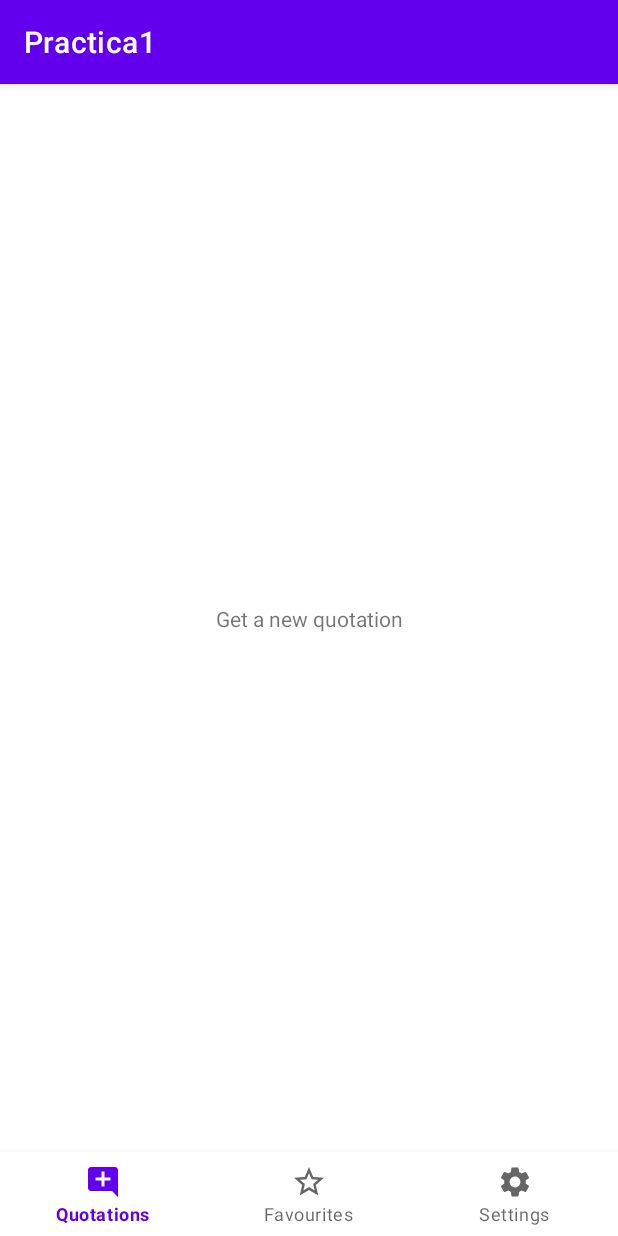
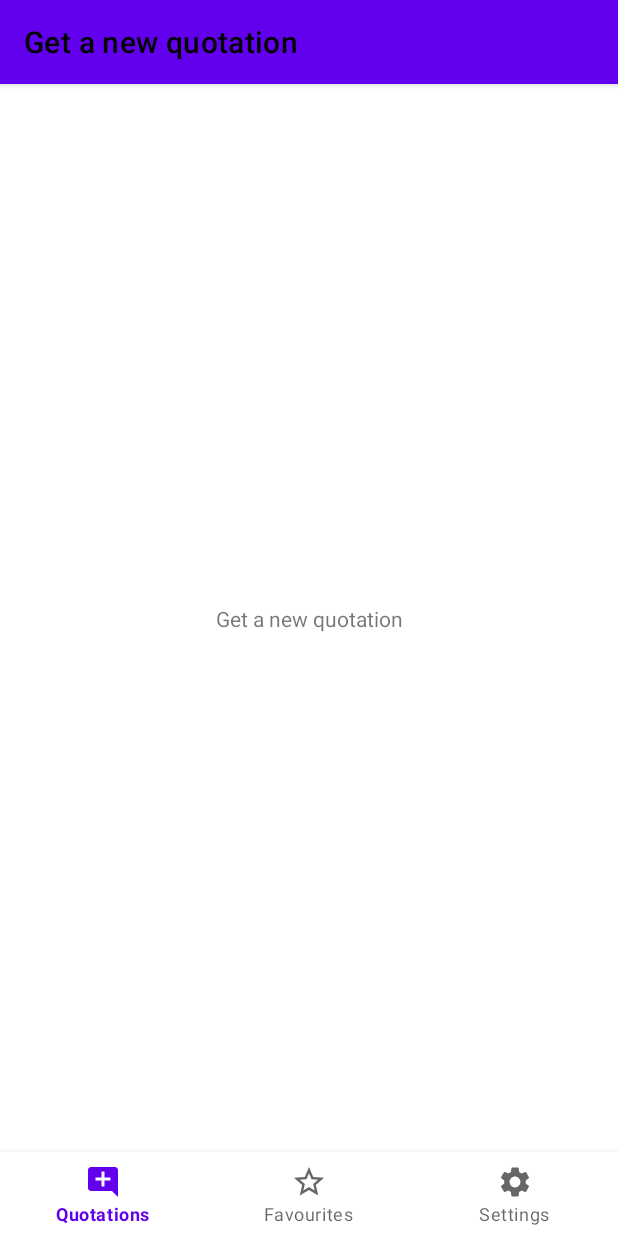
Before and after one commit to ZhuGH333/Pract1, an Android app: the screen it shows after launch (MainActivity), on a phone screen of 412 x 824 dp. Run offline under Robolectric (Android 15) with nearby library versions, the light colour scheme and no system bars; our stand-ins replace navigation-ui.

Commit message:
Ejercicio 4

```diff
--- a/app/src/main/java/dadm/zyang/practica1/ui/MainActivity.kt
+++ b/app/src/main/java/dadm/zyang/practica1/ui/MainActivity.kt
@@ -3,7 +3,10 @@ package dadm.zyang.practica1.ui
 import androidx.appcompat.app.AppCompatActivity
 import android.os.Bundle
 import androidx.navigation.fragment.NavHostFragment
+import androidx.navigation.ui.AppBarConfiguration
+import androidx.navigation.ui.setupActionBarWithNavController
 import androidx.navigation.ui.setupWithNavController
+import dadm.zyang.practica1.R
 import dadm.zyang.practica1.databinding.ActivityMainBinding
 
 class MainActivity : AppCompatActivity() {
@@ -14,5 +17,11 @@ class MainActivity : AppCompatActivity() {
 
         val navController = binding.fragmentContainer.getFragment<NavHostFragment>().navController
         binding.bnNavigation.setupWithNavController(navController)
+
+        setSupportActionBar(binding.idMaterialTool)
+        var appBarConfig = AppBarConfiguration(setOf(R.id.newQuotationFragment, R.id.favouritesFragment, R.id.settingsFragments)  )
+        setupActionBarWithNavController(navController, appBarConfig)
+
+
     }
 }
--- a/app/src/main/res/layout/activity_main.xml
+++ b/app/src/main/res/layout/activity_main.xml
@@ -1,11 +1,35 @@
 <?xml version="1.0" encoding="utf-8"?>
-<androidx.constraintlayout.widget.ConstraintLayout xmlns:android="http://schemas.android.com/apk/res/android"
+<androidx.coordinatorlayout.widget.CoordinatorLayout xmlns:android="http://schemas.android.com/apk/res/android"
     xmlns:app="http://schemas.android.com/apk/res-auto"
     xmlns:tools="http://schemas.android.com/tools"
     android:layout_width="match_parent"
     android:layout_height="match_parent"
     tools:context=".ui.MainActivity">
 
+
+    <androidx.constraintlayout.widget.ConstraintLayout
+        android:layout_width="match_parent"
+        android:layout_height="match_parent">
+    <com.google.android.material.appbar.AppBarLayout
+        android:id="@+id/idAppBarLayout"
+        android:layout_width="0dp"
+        android:layout_height="wrap_content"
+        android:fitsSystemWindows="true"
+        app:layout_constraintTop_toTopOf="parent"
+        app:layout_constraintStart_toStartOf="parent"
+        app:layout_constraintEnd_toEndOf="parent"
+        app:layout_constraintBottom_toTopOf="@+id/fragmentContainer"
+        >
+        <com.google.android.material.appbar.MaterialToolbar
+            android:id="@+id/idMaterialTool"
+            android:layout_width="match_parent"
+            android:layout_height="?attr/actionBarSize"
+            app:titleTextColor="@color/black"
+            app:layout_constraintTop_toTopOf="parent"
+            app:layout_constraintStart_toStartOf="parent"
+            app:layout_constraintEnd_toEndOf="parent"
+            app:layout_constraintBottom_toTopOf="parent"
+            /></com.google.android.material.appbar.AppBarLayout>
     <com.google.android.material.bottomnavigation.BottomNavigationView
         android:id="@+id/bnNavigation"
         android:layout_width="0dp"
@@ -16,11 +40,12 @@
         app:layout_constraintBottom_toBottomOf="parent"
         app:menu="@menu/menu_navigation"
         />
+
     <androidx.fragment.app.FragmentContainerView
         android:id="@+id/fragmentContainer"
         android:layout_width="0dp"
         android:layout_height="0dp"
-        app:layout_constraintTop_toTopOf="parent"
+        app:layout_constraintTop_toBottomOf="@+id/idAppBarLayout"
         app:layout_constraintEnd_toEndOf="parent"
         app:layout_constraintStart_toStartOf="parent"
         app:layout_constraintBottom_toTopOf="@+id/bnNavigation"
@@ -30,4 +55,8 @@
         app:defaultNavHost="true"
         />
 
-</androidx.constraintlayout.widget.ConstraintLayout>
+
+
+
+    </androidx.constraintlayout.widget.ConstraintLayout>
+</androidx.coordinatorlayout.widget.CoordinatorLayout>
--- a/app/src/main/res/values/themes.xml
+++ b/app/src/main/res/values/themes.xml
@@ -1,6 +1,6 @@
 <resources xmlns:tools="http://schemas.android.com/tools">
     <!-- Base application theme. -->
-    <style name="Theme.Practica1" parent="Theme.MaterialComponents.DayNight.DarkActionBar">
+    <style name="Theme.Practica1" parent="Theme.MaterialComponents.DayNight.NoActionBar">
         <!-- Primary brand color. -->
         <item name="colorPrimary">@color/purple_500</item>
         <item name="colorPrimaryVariant">@color/purple_700</item>
```
